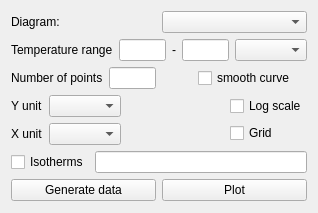
Above: designer/pure_substance_diagrams_ui.ui from marcusbfs/Sindri before the change. Below: the same form after it.
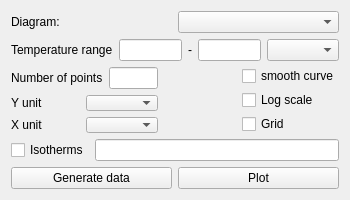
That is the form after the change.

What changed in the file:
```diff
--- a/designer/pure_substance_diagrams_ui.ui
+++ b/designer/pure_substance_diagrams_ui.ui
@@ -9,29 +9,92 @@
    <rect>
     <x>0</x>
     <y>0</y>
-    <width>318</width>
-    <height>213</height>
+    <width>350</width>
+    <height>200</height>
    </rect>
   </property>
+  <property name="minimumSize">
+   <size>
+    <width>350</width>
+    <height>200</height>
+   </size>
+  </property>
   <property name="windowTitle">
    <string>Pure Substance Diagrams</string>
   </property>
   <layout class="QGridLayout" name="gridLayout">
-   <item row="2" column="3">
-    <widget class="QCheckBox" name="checkBox_smooth">
+   <item row="5" column="0" colspan="4">
+    <layout class="QHBoxLayout" name="horizontalLayout_6">
+     <item>
+      <widget class="QPushButton" name="btn_gen">
      <property name="text">
-      <string>smooth curve</string>
+        <string>Generate data</string>
      </property>
     </widget>
    </item>
-   <item row="2" column="0">
+     <item>
+      <widget class="QPushButton" name="btn_plot">
+       <property name="text">
+        <string>Plot</string>
+       </property>
+      </widget>
+     </item>
+    </layout>
+   </item>
+   <item row="2" column="0" colspan="2">
+    <layout class="QHBoxLayout" name="horizontalLayout_4">
+     <item>
     <widget class="QLabel" name="label_4">
      <property name="text">
       <string>Number of points</string>
      </property>
     </widget>
    </item>
-   <item row="1" column="0" colspan="6">
+     <item>
+      <widget class="QLineEdit" name="le_points">
+       <property name="text">
+        <string/>
+       </property>
+      </widget>
+     </item>
+    </layout>
+   </item>
+   <item row="2" column="3" rowspan="2">
+    <layout class="QVBoxLayout" name="verticalLayout">
+     <item>
+      <widget class="QCheckBox" name="checkBox_smooth">
+       <property name="text">
+        <string>smooth curve</string>
+       </property>
+      </widget>
+     </item>
+     <item>
+      <widget class="QCheckBox" name="checkBox_logscale">
+       <property name="text">
+        <string>Log scale</string>
+       </property>
+      </widget>
+     </item>
+     <item>
+      <widget class="QCheckBox" name="checkBox_grid">
+       <property name="text">
+        <string>Grid</string>
+       </property>
+      </widget>
+     </item>
+    </layout>
+   </item>
+   <item row="3" column="1">
+    <layout class="QVBoxLayout" name="verticalLayout_3">
+     <item>
+      <widget class="QComboBox" name="comboBox_yUnits"/>
+     </item>
+     <item>
+      <widget class="QComboBox" name="comboBox_xUnits"/>
+     </item>
+    </layout>
+   </item>
+   <item row="1" column="0" colspan="4">
     <layout class="QHBoxLayout" name="horizontalLayout_2">
      <item>
       <widget class="QLabel" name="label_2">
@@ -58,13 +121,9 @@
      </item>
     </layout>
    </item>
-   <item row="3" column="0" colspan="6">
-    <layout class="QHBoxLayout" name="horizontalLayout_7">
-     <item>
+   <item row="3" column="0">
       <layout class="QVBoxLayout" name="verticalLayout_2">
        <item>
-        <layout class="QHBoxLayout" name="horizontalLayout_4">
-         <item>
           <widget class="QLabel" name="label_yUnits">
            <property name="text">
             <string>Y unit</string>
@@ -72,73 +131,15 @@
           </widget>
          </item>
          <item>
-          <widget class="QComboBox" name="comboBox_yUnits"/>
-         </item>
-        </layout>
-       </item>
-       <item>
-        <layout class="QHBoxLayout" name="horizontalLayout_5">
-         <item>
           <widget class="QLabel" name="label_xUnits">
            <property name="text">
             <string>X unit</string>
            </property>
           </widget>
          </item>
-         <item>
-          <widget class="QComboBox" name="comboBox_xUnits"/>
-         </item>
-        </layout>
-       </item>
-      </layout>
-     </item>
-     <item>
-      <layout class="QGridLayout" name="gridLayout_2">
-       <item row="4" column="1">
-        <widget class="QCheckBox" name="checkBox_grid">
-         <property name="text">
-          <string>Grid</string>
-         </property>
-        </widget>
-       </item>
-       <item row="2" column="1">
-        <widget class="QCheckBox" name="checkBox_logscale">
-         <property name="text">
-          <string>Log scale</string>
-         </property>
-        </widget>
-       </item>
-       <item row="2" column="0">
-        <spacer name="horizontalSpacer">
-         <property name="orientation">
-          <enum>Qt::Horizontal</enum>
-         </property>
-         <property name="sizeHint" stdset="0">
-          <size>
-           <width>40</width>
-           <height>20</height>
-          </size>
-         </property>
-        </spacer>
-       </item>
-       <item row="4" column="0">
-        <spacer name="horizontalSpacer_2">
-         <property name="orientation">
-          <enum>Qt::Horizontal</enum>
-         </property>
-         <property name="sizeHint" stdset="0">
-          <size>
-           <width>40</width>
-           <height>20</height>
-          </size>
-         </property>
-        </spacer>
-       </item>
-      </layout>
-     </item>
-    </layout>
-   </item>
-   <item row="4" column="0" colspan="6">
+    </layout>
+   </item>
+   <item row="4" column="0" colspan="4">
     <layout class="QHBoxLayout" name="horizontalLayout_3">
      <item>
       <widget class="QCheckBox" name="checkBox_isotherms">
@@ -155,32 +156,20 @@
      </item>
     </layout>
    </item>
-   <item row="2" column="1">
-    <widget class="QLineEdit" name="le_points">
-     <property name="text">
-      <string/>
+   <item row="3" column="2">
+    <spacer name="horizontalSpacer">
+     <property name="orientation">
+      <enum>Qt::Horizontal</enum>
      </property>
-    </widget>
-   </item>
-   <item row="5" column="0" colspan="6">
-    <layout class="QHBoxLayout" name="horizontalLayout_6">
-     <item>
-      <widget class="QPushButton" name="btn_gen">
-       <property name="text">
-        <string>Generate data</string>
-       </property>
-      </widget>
-     </item>
-     <item>
-      <widget class="QPushButton" name="btn_plot">
-       <property name="text">
-        <string>Plot</string>
-       </property>
-      </widget>
-     </item>
-    </layout>
-   </item>
-   <item row="0" column="0" colspan="6">
+     <property name="sizeHint" stdset="0">
+      <size>
+       <width>40</width>
+       <height>20</height>
+      </size>
+     </property>
+    </spacer>
+   </item>
+   <item row="0" column="0" colspan="4">
     <layout class="QHBoxLayout" name="horizontalLayout">
      <item>
       <widget class="QLabel" name="label">
@@ -198,19 +187,6 @@
      </item>
     </layout>
    </item>
-   <item row="2" column="2">
-    <spacer name="horizontalSpacer_3">
-     <property name="orientation">
-      <enum>Qt::Horizontal</enum>
-     </property>
-     <property name="sizeHint" stdset="0">
-      <size>
-       <width>40</width>
-       <height>20</height>
-      </size>
-     </property>
-    </spacer>
-   </item>
   </layout>
  </widget>
  <resources/>
```
Lines whose indentation alone changed are shown as unchanged.
